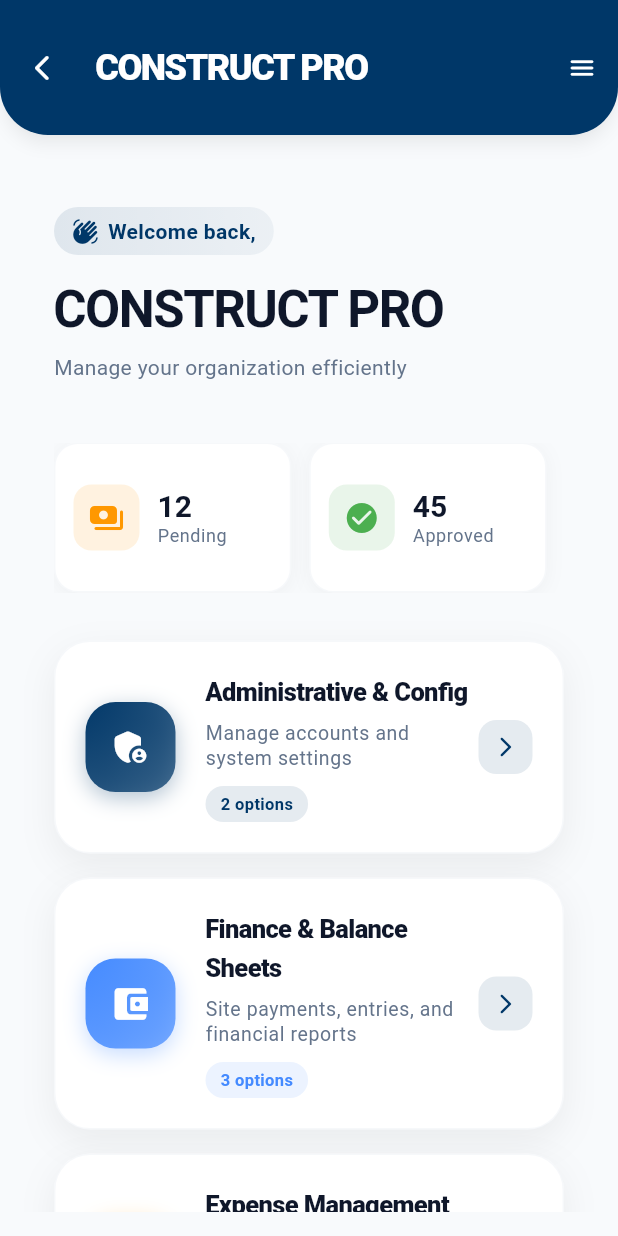
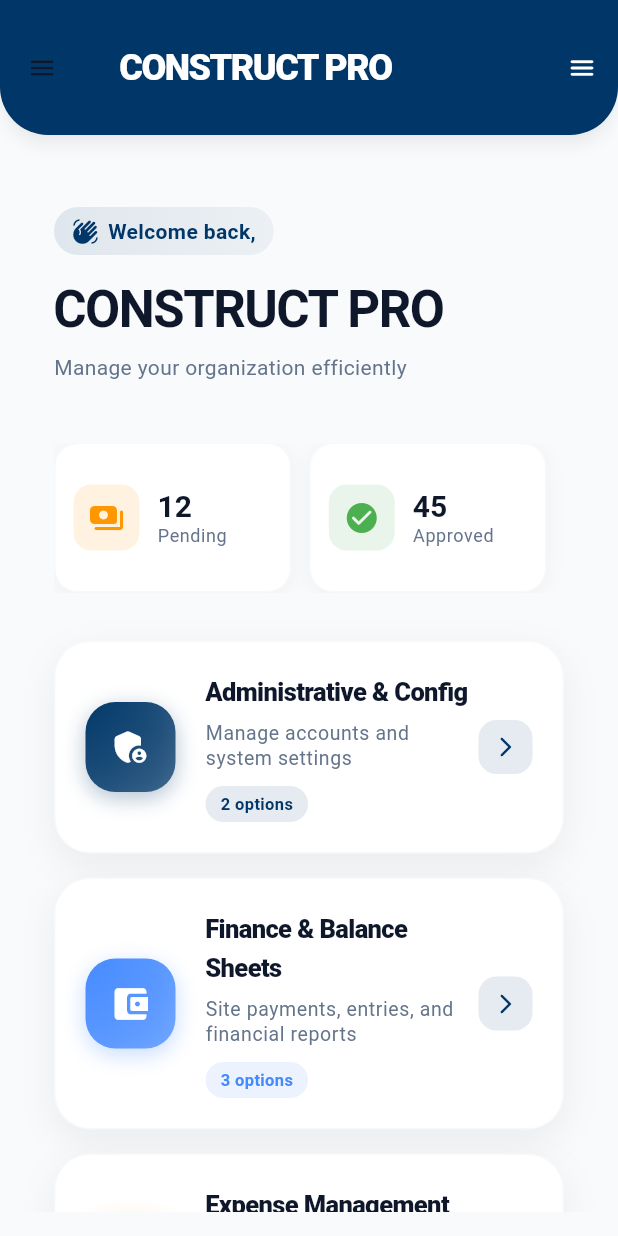
Before and after one commit to RooksBrooksIT/cst_white_label_app, a Flutter app: the OrganizationDashboard screen opened by its route, on a phone screen of 412 x 824 dp. Run offline on Flutter 3.47's test engine with Material 3 defaults, Android fonts, the phone set to English and light mode, and no system bars; our stand-ins replace cloud_firestore, file_picker, firebase_core, firebase_storage, flutter_colorpicker, geocoding and 7 more; accounts and stored records are empty.

Commit message:
today initial commit 10/04 -sharan

```diff
--- a/lib/screens/Organization_Dashboard.dart
+++ b/lib/screens/Organization_Dashboard.dart
@@ -20,6 +20,8 @@ import '../utils/app_theme.dart';
 import 'org_sub_menu_screen.dart';
 import 'org_menu_screen.dart';
 import 'manager_config_screen.dart';
+import 'org_subscription_page.dart';
+
 
 class OrganizationDashboard extends StatefulWidget {
   const OrganizationDashboard({super.key});
@@ -57,8 +59,8 @@ class _OrganizationDashboardState extends State<OrganizationDashboard> {
       builder: (context, appName, _) {
         return GlassScaffold(
           title: appName.isNotEmpty ? appName : 'Organization Dashboard',
-          onBack: () => _showLogoutConfirmation(context),
           actions: [
+
             IconButton(
               icon: const Icon(Icons.menu_rounded),
               tooltip: 'Menu',
@@ -66,9 +68,142 @@ class _OrganizationDashboardState extends State<OrganizationDashboard> {
               onPressed: () => _navigateToOrgMenu(context),
             ),
           ],
+          drawer: _buildDrawer(context),
           body: _buildBody(context),
         );
       },
+    );
+  }
+
+  Widget _buildDrawer(BuildContext context) {
+    final theme = Theme.of(context);
+    final colorScheme = theme.colorScheme;
+
+    return Drawer(
+      backgroundColor: theme.scaffoldBackgroundColor,
+      child: Column(
+        children: [
+          _buildDrawerHeader(context),
+          Expanded(
+            child: ListView(
+              padding: EdgeInsets.zero,
+              children: [
+                _buildDrawerItem(
+                  context,
+                  icon: Icons.dashboard_customize_rounded,
+                  title: 'Dashboard',
+                  onTap: () => Navigator.pop(context),
+                ),
+                _buildDrawerItem(
+                  context,
+                  icon: Icons.account_balance_wallet_rounded,
+                  title: 'Manage Subscription',
+                  onTap: () {
+                    Navigator.pop(context);
+                    Navigator.push(
+                      context,
+                      MaterialPageRoute(
+                        builder: (context) => const OrganizationSubscriptionPage(),
+                      ),
+                    );
+                  },
+                ),
+                _buildDrawerItem(
+                  context,
+                  icon: Icons.person_rounded,
+                  title: 'Profile Settings',
+                  onTap: () {
+                    Navigator.pop(context);
+                    _navigateToOrgMenu(context);
+                  },
+                ),
+              ],
+            ),
+          ),
+          const Divider(),
+          _buildDrawerItem(
+            context,
+            icon: Icons.logout_rounded,
+            title: 'Logout',
+            color: Colors.red,
+            onTap: () {
+              Navigator.pop(context);
+              _showLogoutConfirmation(context);
+            },
+          ),
+          const SizedBox(height: 20),
+        ],
+      ),
+    );
+  }
+
+  Widget _buildDrawerHeader(BuildContext context) {
+    final theme = Theme.of(context);
+    return Container(
+      width: double.infinity,
+      padding: const EdgeInsets.fromLTRB(24, 60, 24, 30),
+      decoration: BoxDecoration(
+        color: theme.primaryColor,
+        borderRadius: const BorderRadius.only(
+          bottomRight: Radius.circular(32),
+        ),
+      ),
+      child: Column(
+        crossAxisAlignment: CrossAxisAlignment.start,
+        children: [
+          Container(
+            padding: const EdgeInsets.all(12),
+            decoration: BoxDecoration(
+              color: Colors.white.withOpacity(0.2),
+              shape: BoxShape.circle,
+            ),
+            child: const Icon(Icons.business_rounded, color: Colors.white, size: 30),
+          ),
+          const SizedBox(height: 16),
+          ValueListenableBuilder<String>(
+            valueListenable: AppTheme.appName,
+            builder: (context, name, _) {
+              return Text(
+                name,
+                style: const TextStyle(
+                  color: Colors.white,
+                  fontSize: 20,
+                  fontWeight: FontWeight.bold,
+                ),
+              );
+            },
+          ),
+          const Text(
+            'Organization Admin',
+            style: TextStyle(
+              color: Colors.white70,
+              fontSize: 14,
+            ),
+          ),
+        ],
+      ),
+    );
+  }
+
+  Widget _buildDrawerItem(
+    BuildContext context, {
+    required IconData icon,
+    required String title,
+    required VoidCallback onTap,
+    Color? color,
+  }) {
+    return ListTile(
+      leading: Icon(icon, color: color ?? Theme.of(context).primaryColor),
+      title: Text(
+        title,
+        style: TextStyle(
+          color: color ?? const Color(0xFF1E293B),
+          fontWeight: FontWeight.w600,
+        ),
+      ),
+      onTap: onTap,
+      shape: RoundedRectangleBorder(borderRadius: BorderRadius.circular(12)),
+      contentPadding: const EdgeInsets.symmetric(horizontal: 24, vertical: 4),
     );
   }
 
--- a/lib/services/firestore_service.dart
+++ b/lib/services/firestore_service.dart
@@ -225,6 +225,9 @@ class FirestoreService {
       getCollection('siteMaterialsRequest');
   static CollectionReference<Map<String, dynamic>> get projectStages =>
       getCollection('projectStages');
+  static CollectionReference<Map<String, dynamic>> get siteSupervisorPayments =>
+      getCollection('siteSupervisorPayments');
+
 
   /// Generates a unique 6-digit alphanumeric referral code.
   static Future<String> generateUniqueReferralCode() async {
--- a/lib/widgets/glass_scaffold.dart
+++ b/lib/widgets/glass_scaffold.dart
@@ -11,6 +11,9 @@ class GlassScaffold extends StatelessWidget {
   final Color? appBarBackgroundColor;
   final Color? appBarForegroundColor;
   final Widget? bottomNavigationBar;
+  final Widget? drawer;
+  final Widget? endDrawer;
+
 
   const GlassScaffold({
     super.key,
@@ -24,7 +27,10 @@ class GlassScaffold extends StatelessWidget {
     this.appBarBackgroundColor,
     this.appBarForegroundColor,
     this.bottomNavigationBar,
+    this.drawer,
+    this.endDrawer,
   });
+
 
   @override
   Widget build(BuildContext context) {
@@ -83,7 +89,10 @@ class GlassScaffold extends StatelessWidget {
             )
           : null,
       floatingActionButton: floatingActionButton,
+      drawer: drawer,
+      endDrawer: endDrawer,
       body: SafeArea(
+
         child: Padding(
           padding: padding ?? const EdgeInsets.all(16),
           child: body,
```
Also changed, not shown: lib/screens/org_menu_screen.dart (+9 -1 lines), lib/screens/org_site_payment_screen.dart (+11 -10 lines), lib/screens/org_site_supervisor_dailyWeek_report.dart (+38 -28 lines), lib/screens/org_subscription_page.dart (added, +236 -0 lines).
